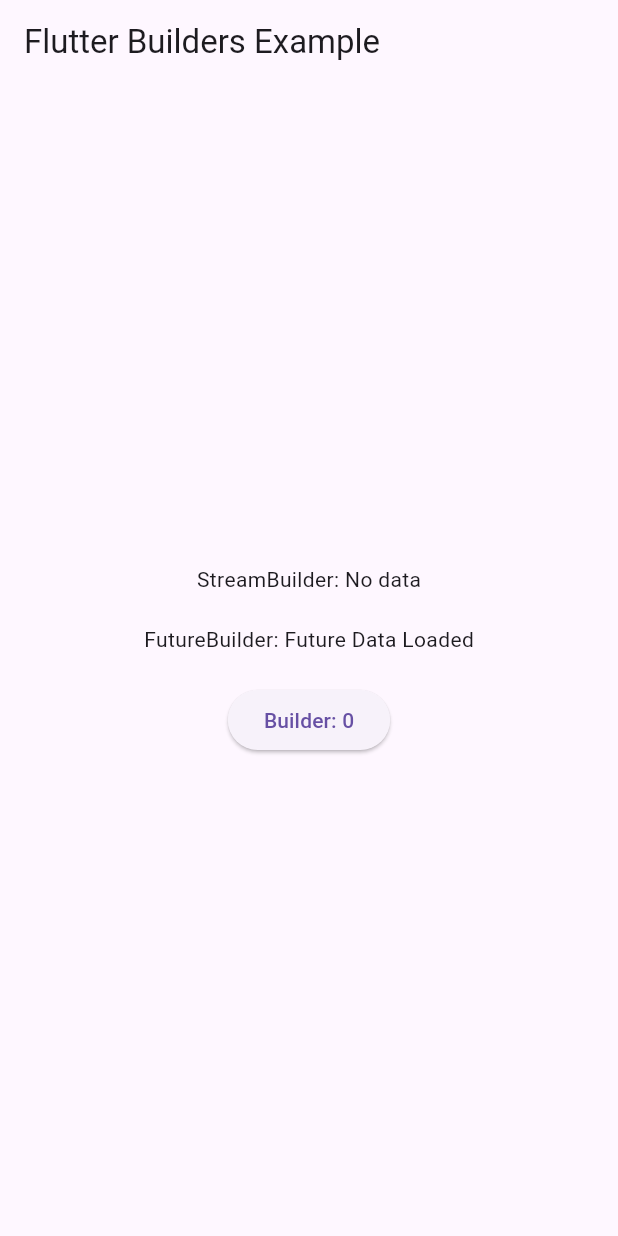
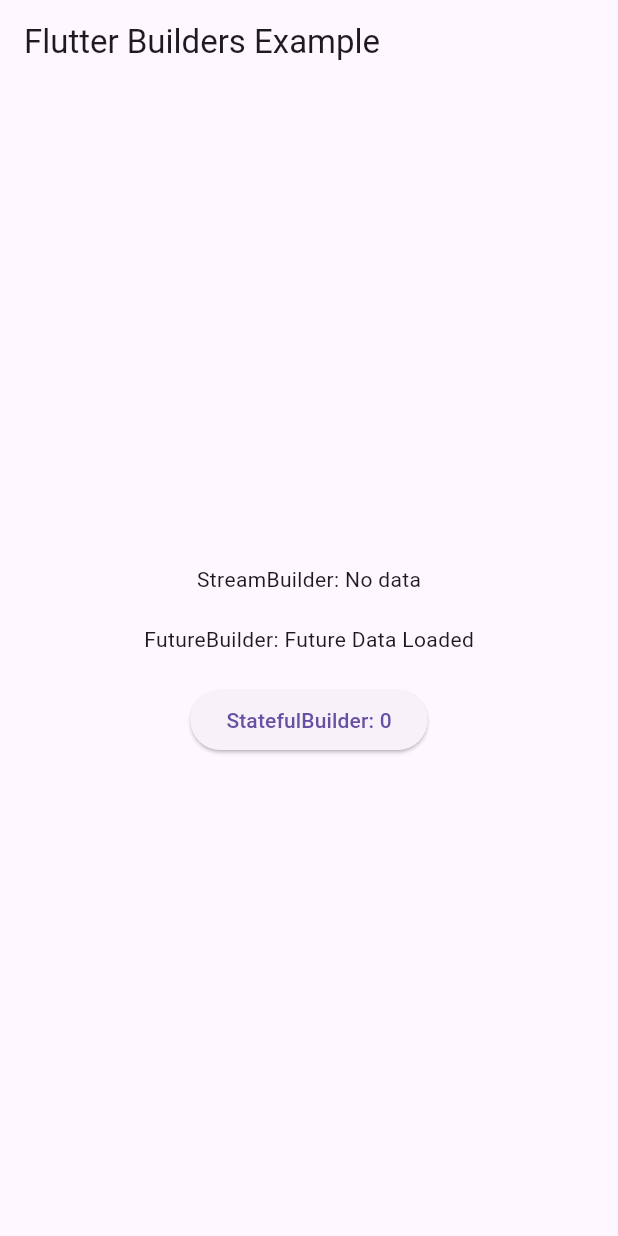
Before and after one commit to Afsalmp/bilder, a Flutter app: the screen it shows after launch, on a phone screen of 412 x 824 dp. Run offline on Flutter 3.47's test engine with Material 3 defaults, Android fonts, the phone set to English and light mode, and no system bars.

Commit message:
Revert "second commit"

```diff
--- a/lib/main.dart
+++ b/lib/main.dart
@@ -65,7 +65,7 @@ class _MyAppState extends State<MyApp> {
                       _counter++;
                     });
                   },
-                  child: Text('Builder: $_counter'),
+                  child: Text('StatefulBuilder: $_counter'),
                 );
               },
             ),
```
